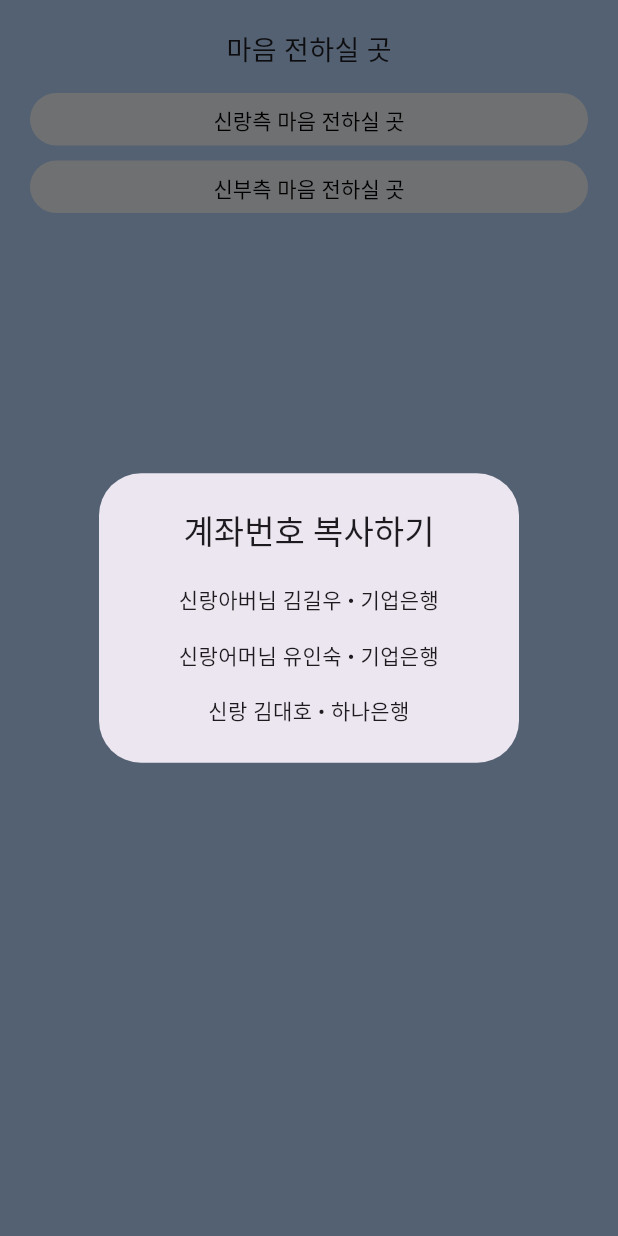
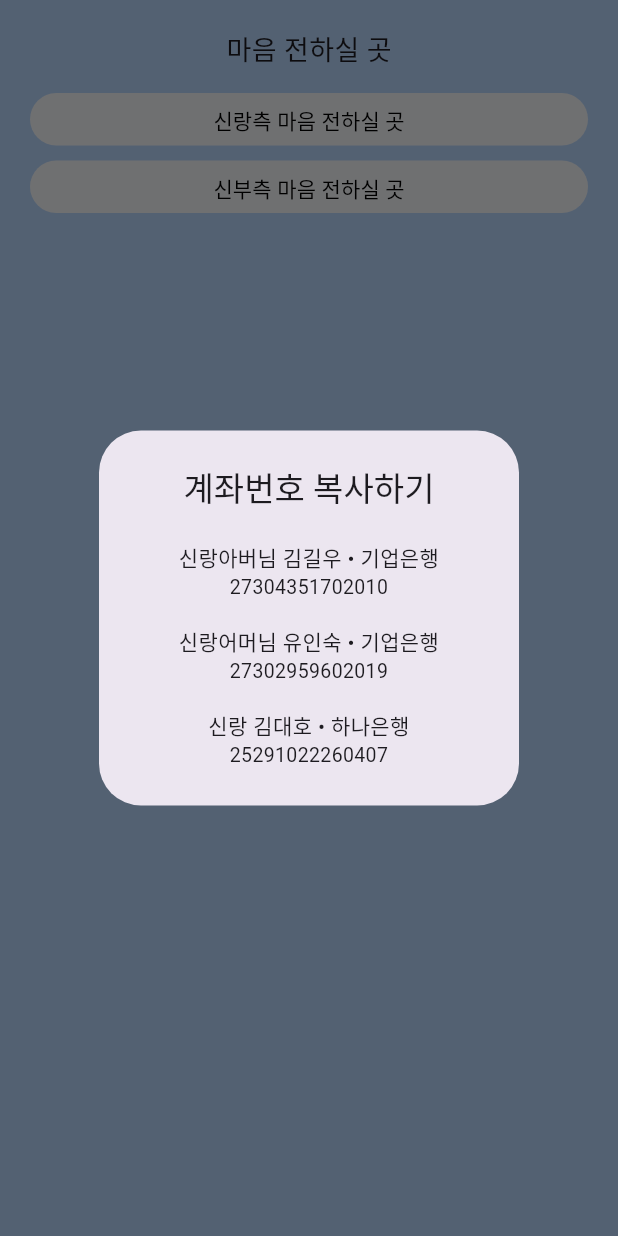
Before and after one commit to dev-z0/wedding_invitation, a Flutter app: the AccountInfo widget shown alone on an empty page, opened directly, after a tap on "신랑측 마음 전하실 곳", on a phone screen of 412 x 824 dp. Run offline on Flutter 3.47's test engine with Material 3 defaults, Android fonts, the light colour scheme and no system bars; our stand-ins replace auto_size_text, table_calendar; missing offline and left inert: meta_seo; Roboto replaces fonts that are missing (Plex).

Commit message:
계좌번호 노출

```diff
--- a/lib/widget/account.dart
+++ b/lib/widget/account.dart
@@ -73,8 +73,17 @@ class AccountInfo extends StatelessWidget {
                         textAlign: TextAlign.center,
                       ))));
             },
-            child: Text('${info.depositor} \u2022 ${info.bank}',
-                textAlign: TextAlign.center),
+            child: Column(
+              children: [
+                Text('${info.depositor} \u2022 ${info.bank}',
+                    textAlign: TextAlign.center),
+                Text(
+                  info.num,
+                  textAlign: TextAlign.center,
+                  style: TextStyle(fontSize: 13.0),
+                ),
+              ],
+            ),
           );
         }).toList());
   }
```
